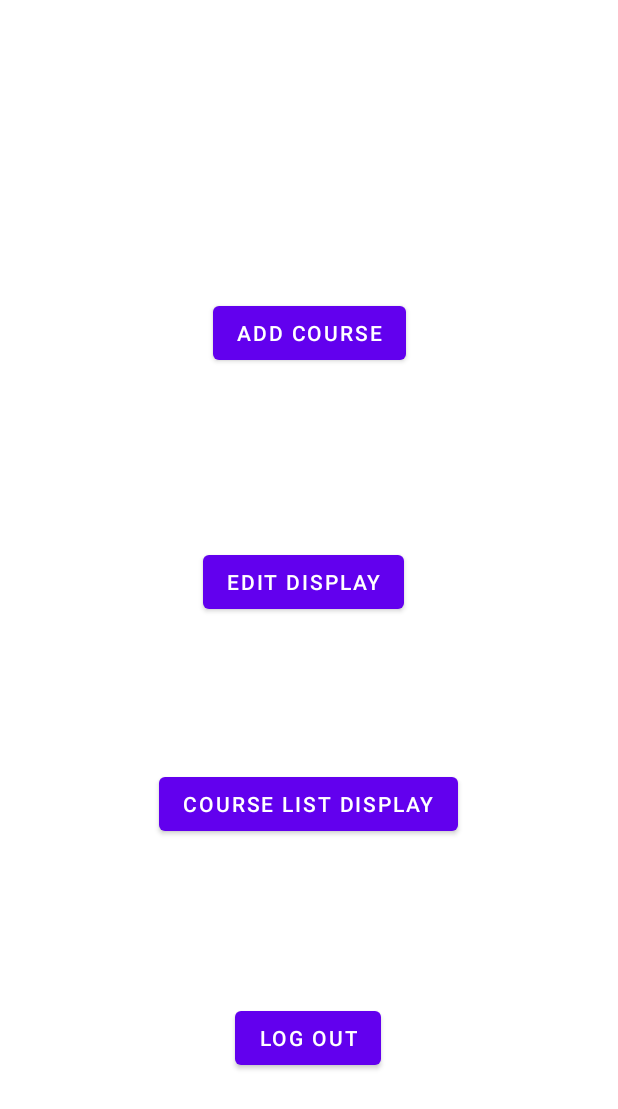
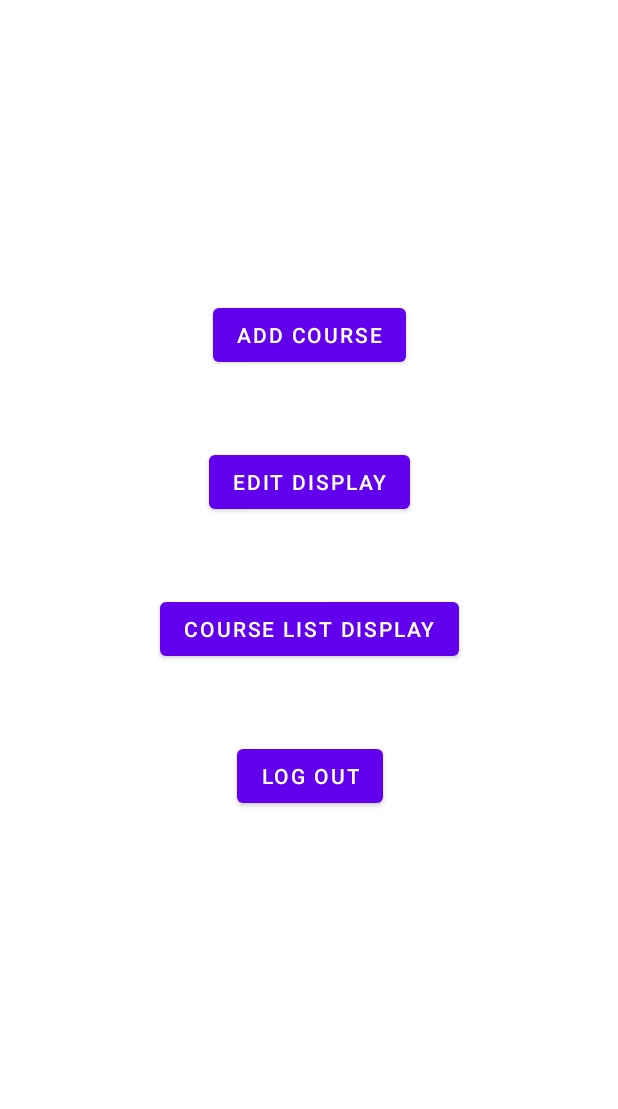
Before and after one commit to chenyo34/B07_TUT08_GP, an Android app: the layout admin_activity.xml on its own in the app's theme, with its tools: preview values and no code run, on a phone screen of 412 x 824 dp. Shown: the top 1109 px of the screen. Run offline under Robolectric (Android 15) with nearby library versions, the phone set to English and light mode, and no system bars.

Commit message:
admin_Activity page update
slight change to the constraint widget of the buttons

```diff
--- a/CoursePlanner/app/src/main/res/layout/admin_activity.xml
+++ b/CoursePlanner/app/src/main/res/layout/admin_activity.xml
@@ -9,43 +9,46 @@
         android:id="@+id/button3"
         android:layout_width="wrap_content"
         android:layout_height="wrap_content"
-        android:layout_marginBottom="108dp"
+        android:layout_marginStart="2dp"
+        android:layout_marginTop="50dp"
         android:text="@string/logOut"
-        app:layout_constraintBottom_toBottomOf="parent"
         app:layout_constraintEnd_toEndOf="parent"
         app:layout_constraintHorizontal_bias="0.498"
-        app:layout_constraintStart_toStartOf="parent" />
+        app:layout_constraintStart_toStartOf="parent"
+        app:layout_constraintTop_toBottomOf="@+id/button4" />
 
     <Button
         android:id="@+id/button4"
         android:layout_width="wrap_content"
         android:layout_height="wrap_content"
-        android:layout_marginBottom="108dp"
+        android:layout_marginStart="2dp"
+        android:layout_marginTop="50dp"
         android:text="@string/adminCourseListDisplay"
-        app:layout_constraintBottom_toTopOf="@+id/button3"
         app:layout_constraintEnd_toEndOf="parent"
         app:layout_constraintHorizontal_bias="0.497"
-        app:layout_constraintStart_toStartOf="parent" />
+        app:layout_constraintStart_toStartOf="parent"
+        app:layout_constraintTop_toBottomOf="@+id/button5" />
 
     <Button
         android:id="@+id/button5"
         android:layout_width="wrap_content"
         android:layout_height="wrap_content"
-        android:layout_marginBottom="100dp"
+        android:layout_marginStart="7dp"
+        android:layout_marginTop="50dp"
         android:text="@string/adminEditDisplay"
-        app:layout_constraintBottom_toTopOf="@+id/button4"
         app:layout_constraintEnd_toEndOf="parent"
         app:layout_constraintHorizontal_bias="0.487"
-        app:layout_constraintStart_toStartOf="parent" />
+        app:layout_constraintStart_toStartOf="parent"
+        app:layout_constraintTop_toBottomOf="@+id/button6" />
 
     <Button
         android:id="@+id/button6"
         android:layout_width="wrap_content"
         android:layout_height="wrap_content"
         android:text="@string/adminActivityAddCourse"
-        app:layout_constraintBottom_toTopOf="@+id/button5"
+        app:layout_constraintBottom_toBottomOf="parent"
         app:layout_constraintEnd_toEndOf="parent"
         app:layout_constraintStart_toStartOf="parent"
         app:layout_constraintTop_toTopOf="parent"
-        app:layout_constraintVertical_bias="0.627" />
+        app:layout_constraintVertical_bias="0.257" />
 </androidx.constraintlayout.widget.ConstraintLayout>
```
